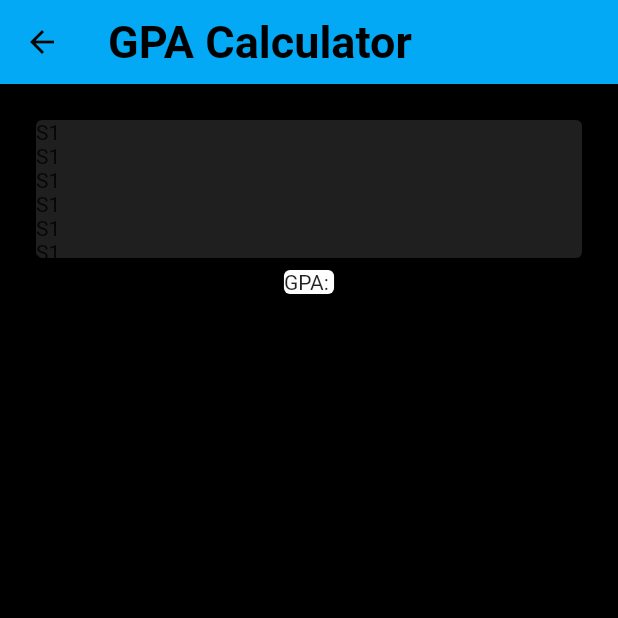
After one commit to ClearHall/SkyMobile, a Flutter app: the GPACalculatorSchoolYear screen opened by its route, on a phone screen of 412 x 824 dp, the top half of it. The commit adds this screen. Run offline on Flutter 3.47's test engine with Material 2 defaults, Android fonts, the phone set to English and light mode, and no system bars.

Commit message:
Started on GPA Calculator UI

```diff
--- a/lib/SkywardScraperAPI/HistoryAccessor.dart
+++ b/lib/SkywardScraperAPI/HistoryAccessor.dart
@@ -35,7 +35,7 @@ class HistoryAccessor {
 
           var mapOfFutureParsedHTML = json.decode(needToDecodeJson);
 
-          return (getLegacyGrades(mapOfFutureParsedHTML)[2]);
+          return (getLegacyGrades(mapOfFutureParsedHTML));
         }
       }
     }
@@ -87,6 +87,7 @@ class HistoryAccessor {
               grades[tempTerms[i]] = curr.querySelector('body').text;
             }
           }
+        if(type == 'terms') currentYear.terms = tempTerms;
       }
       schoolYears.add(currentYear);
     }
--- a/lib/SkywardScraperAPI/SkywardAPITypes.dart
+++ b/lib/SkywardScraperAPI/SkywardAPITypes.dart
@@ -177,6 +177,7 @@ class SkywardDistrict{
 
 class SchoolYear{
   String description;
+  List<Term> terms;
   //First String represents class, in each class theres a map of the term and then the grade of that term.
   Map<String, Map<Term, String>> grades;
 
--- a/lib/main.dart
+++ b/lib/main.dart
@@ -9,6 +9,7 @@ import 'SkywardScraperAPI/SkywardDistrictSearcher.dart';
 import 'SkywardScraperAPI/SkywardAPITypes.dart';
 import 'package:skymobile/辅助/accountTypes.dart';
 import 'package:skymobile/辅助/jsonSaver.dart';
+import 'package:skymobile/另/gpaCalculatorSchoolYear.dart';
 
 void main() => runApp(MyApp());
 
@@ -26,6 +27,7 @@ class MyApp extends StatelessWidget {
         "/termviewer": (context) => TermViewerPage(),
         "/assignmentsviewer": (context) => AssignmentsViewer(),
         "/assignmentsinfoviewer": (context) => AssignmentInfoViewer(),
+        "/gpacalculatorschoolyear": (context) => GPACalculatorSchoolYear()
       },
     );
   }
--- /dev/null
+++ b/lib/另/gpaCalculatorSchoolYear.dart
@@ -0,0 +1,64 @@
+import 'package:flutter/material.dart';
+import 'package:skymobile/globalVariables.dart';
+
+class GPACalculatorSchoolYear extends StatefulWidget {
+  MaterialColor secondColor;
+  GPACalculatorSchoolYear({this.secondColor});
+  @override
+  _GPACalculatorSchoolYearState createState() =>
+      new _GPACalculatorSchoolYearState();
+}
+
+class _GPACalculatorSchoolYearState extends State<GPACalculatorSchoolYear> {
+  @override
+  Widget build(BuildContext context) {
+    bool didSuccessfullyGetOlderGrades = false;
+    if (historyGrades != null) didSuccessfullyGetOlderGrades = true;
+    return Scaffold(
+        appBar: AppBar(
+          backgroundColor: Colors.lightBlue,
+          title: Text('GPA Calculator',
+              textAlign: TextAlign.center,
+              style: TextStyle(
+                  color: Colors.black,
+                  fontSize: 30,
+                  fontWeight: FontWeight.w700)),
+        ),
+        backgroundColor: Colors.black,
+        body: Center(
+          child: Column(
+            children: <Widget>[
+              Container(
+                padding: EdgeInsets.only(top: 20, left: 20, right: 20),
+                child: ConstrainedBox(
+                  constraints: BoxConstraints(maxHeight: 100),
+                  child: Card(
+                    //shape: RoundedRectangleBorder(borderRadius: BorderRadius.circular(10)),
+                    color: Colors.white12,
+                    child: SingleChildScrollView(
+                      child: Row(
+                        children: <Widget>[
+                          Column(
+                            children: <Widget>[
+                              Text("S1"),
+                              Text("S1"),
+                              Text("S1"),
+                              Text("S1"),
+                              Text("S1"),
+                              Text("S1")
+                            ],
+                          )
+                        ],
+                      ),
+                    ),
+                  ),
+                ),
+              ),
+              Card(
+                child: Text("GPA: "),
+              )
+            ],
+          ),
+        ));
+  }
+}
```
Also changed, not shown: lib/SkywardNavViews/termGradeViewer.dart (+16 -18 lines), lib/globalVariables.dart (+12 -0 lines).
